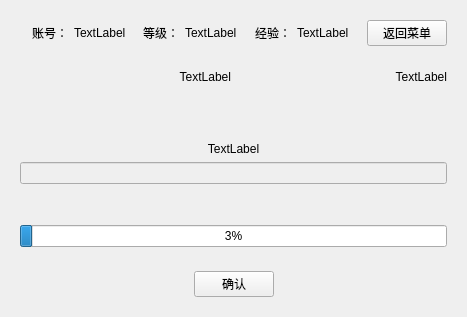
Euler-lne/Word_Elimination, file startgame.ui: the form before one commit.
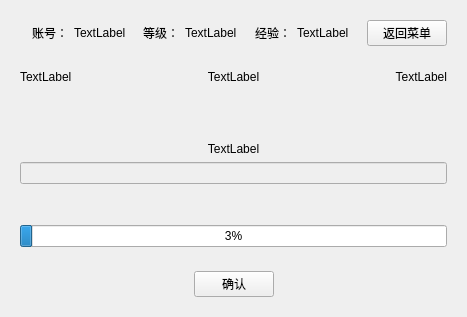
The form after the commit.

What changed in the file:
```diff
--- a/startgame.ui
+++ b/startgame.ui
@@ -124,13 +124,20 @@
    <item>
     <widget class="QWidget" name="widget_4" native="true">
      <layout class="QHBoxLayout" name="horizontalLayout_3">
+      <item>
+       <widget class="QLabel" name="gameType">
+        <property name="text">
+         <string>TextLabel</string>
+        </property>
+       </widget>
+      </item>
       <item>
        <widget class="QLabel" name="levelNum">
         <property name="text">
          <string>TextLabel</string>
         </property>
         <property name="alignment">
-         <set>Qt::AlignRight|Qt::AlignTrailing|Qt::AlignVCenter</set>
+         <set>Qt::AlignCenter</set>
         </property>
        </widget>
       </item>
```
